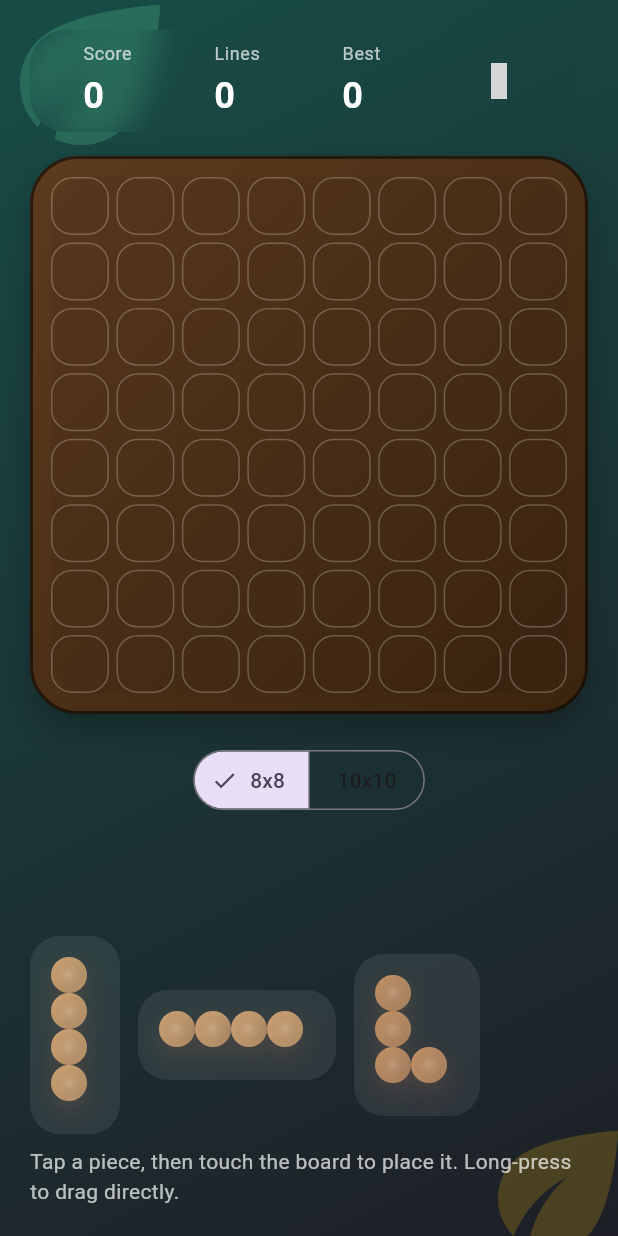
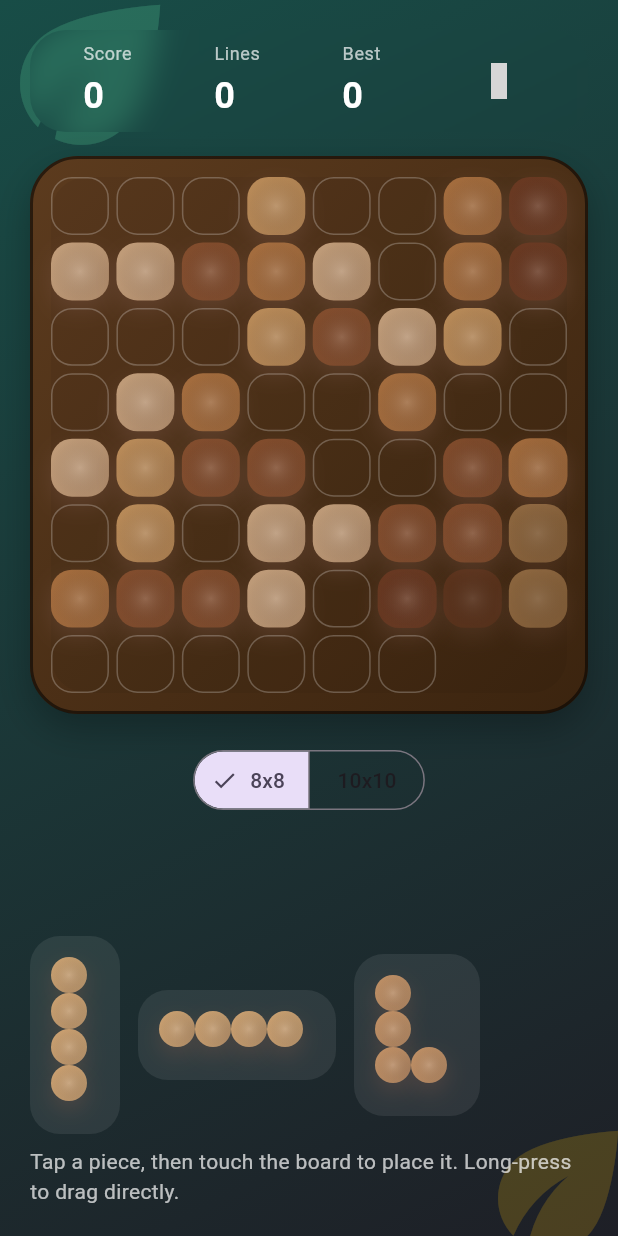
Before and after one commit to bilalcavus/puzzle_game, a Flutter app: the BlockPuzzleGameView screen opened directly, after a tap on an icon or button, on a phone screen of 412 x 824 dp. Run offline on Flutter 3.47's test engine with Material 3 defaults, Android fonts, the phone set to English and light mode, and no system bars; our stand-ins replace audioplayers, flutter_riverpod, iconsax, shared_preferences; accounts and stored records are empty; grey boxes are pictures that could not be loaded.

Commit message:
game board loading animation

```diff
--- a/lib/providers/block_puzzle_provider.dart
+++ b/lib/providers/block_puzzle_provider.dart
@@ -23,6 +23,7 @@ class BlockPuzzleState {
   const BlockPuzzleState({
     required this.size,
     required this.filledCells,
+    required this.seedIndices,
     required this.availablePieces,
     required this.selectedPieceId,
     required this.score,
@@ -33,10 +34,12 @@ class BlockPuzzleState {
     required this.showParticleBurst,
     required this.pulseBoard,
     required this.showInvalidPlacement,
+    required this.seedIntroPlayed,
   });
 
   final int size;
   final Map<int, Color> filledCells;
+  final Set<int> seedIndices;
   final List<PieceModel> availablePieces;
   final String? selectedPieceId;
   final int score;
@@ -47,6 +50,7 @@ class BlockPuzzleState {
   final bool showParticleBurst;
   final bool pulseBoard;
   final bool showInvalidPlacement;
+  final bool seedIntroPlayed;
 
   PieceModel? get selectedPiece {
     if (selectedPieceId == null) return null;
@@ -61,6 +65,7 @@ class BlockPuzzleState {
   BlockPuzzleState copyWith({
     int? size,
     Map<int, Color>? filledCells,
+    Set<int>? seedIndices,
     List<PieceModel>? availablePieces,
     Object? selectedPieceId = _selectionSentinel,
     int? score,
@@ -71,10 +76,12 @@ class BlockPuzzleState {
     bool? showParticleBurst,
     bool? pulseBoard,
     bool? showInvalidPlacement,
+    bool? seedIntroPlayed,
   }) {
     return BlockPuzzleState(
       size: size ?? this.size,
       filledCells: filledCells ?? this.filledCells,
+      seedIndices: seedIndices ?? this.seedIndices,
       availablePieces: availablePieces ?? this.availablePieces,
       selectedPieceId: identical(selectedPieceId, _selectionSentinel) ? this.selectedPieceId : selectedPieceId as String?,
       score: score ?? this.score,
@@ -85,13 +92,16 @@ class BlockPuzzleState {
       showParticleBurst: showParticleBurst ?? this.showParticleBurst,
       pulseBoard: pulseBoard ?? this.pulseBoard,
       showInvalidPlacement: showInvalidPlacement ?? this.showInvalidPlacement,
+      seedIntroPlayed: seedIntroPlayed ?? this.seedIntroPlayed,
     );
   }
 
   factory BlockPuzzleState.initial({int size = 8}) {
+    final initialCells = _generateInitialFilledCells(size);
     return BlockPuzzleState(
       size: size,
-      filledCells: <int, Color>{},
+      filledCells: initialCells,
+      seedIndices: Set<int>.unmodifiable(initialCells.keys.toSet()),
       availablePieces: generateRandomPieces(),
       selectedPieceId: null,
       score: 0,
@@ -102,6 +112,7 @@ class BlockPuzzleState {
       showParticleBurst: false,
       pulseBoard: false,
       showInvalidPlacement: false,
+      seedIntroPlayed: false,
     );
   }
 }
@@ -114,6 +125,7 @@ class BlockPuzzleNotifier extends StateNotifier<BlockPuzzleState> {
   final Ref _ref;
   static const _stateKey = 'block_puzzle_state';
   static const _bestKey = 'block_puzzle_best';
+  static const _seedVersion = 1;
 
   Timer? _perfectTimer;
   Timer? _particleTimer;
@@ -131,6 +143,12 @@ class BlockPuzzleNotifier extends StateNotifier<BlockPuzzleState> {
     try {
       final decoded = jsonDecode(raw) as Map<String, dynamic>;
       final size = decoded['size'] as int? ?? 8;
+      final savedSeedVersion = decoded['seedVersion'] as int? ?? 0;
+      if (savedSeedVersion < _seedVersion) {
+        state = BlockPuzzleState.initial(size: size).copyWith(bestScore: best);
+        await _persistState();
+        return;
+      }
       final filledMap = <int, Color>{};
       final filledRaw = (decoded['filled'] as Map?) ?? {};
       filledRaw.forEach((key, value) {
@@ -139,6 +157,19 @@ class BlockPuzzleNotifier extends StateNotifier<BlockPuzzleState> {
           filledMap[index] = Color(value as int);
         }
       });
+      final seedsRaw = decoded['seed'] as List<dynamic>? ?? const [];
+      final seedIndices = <int>{};
+      for (final entry in seedsRaw) {
+        if (entry is int) {
+          seedIndices.add(entry);
+        } else {
+          final parsed = int.tryParse(entry.toString());
+          if (parsed != null) {
+            seedIndices.add(parsed);
+          }
+        }
+      }
+      final seedIntroPlayed = decoded['seedIntroPlayed'] as bool? ?? true;
       final piecesRaw = (decoded['pieces'] as List<dynamic>? ?? <dynamic>[])
           .map((e) => PieceModel.fromJson(e as String))
           .toList();
@@ -147,6 +178,7 @@ class BlockPuzzleNotifier extends StateNotifier<BlockPuzzleState> {
       state = BlockPuzzleState(
         size: size,
         filledCells: filledMap,
+        seedIndices: Set<int>.unmodifiable(seedIndices.isEmpty ? filledMap.keys.toSet() : seedIndices),
         availablePieces: piecesRaw.isEmpty ? generateRandomPieces() : piecesRaw,
         selectedPieceId: selected,
         score: score,
@@ -157,6 +189,7 @@ class BlockPuzzleNotifier extends StateNotifier<BlockPuzzleState> {
         showParticleBurst: false,
         pulseBoard: false,
         showInvalidPlacement: false,
+        seedIntroPlayed: seedIntroPlayed,
       );
     } catch (_) {
       state = state.copyWith(bestScore: best);
@@ -172,6 +205,9 @@ class BlockPuzzleNotifier extends StateNotifier<BlockPuzzleState> {
       'lines': state.totalLinesCleared,
       'filled': state.filledCells.map((key, value) => MapEntry(key.toString(), value.toARGB32())),
       'pieces': state.availablePieces.map((piece) => piece.toJson()).toList(),
+      'seedVersion': _seedVersion,
+      'seed': state.seedIndices.toList(),
+      'seedIntroPlayed': state.seedIntroPlayed,
     };
     await prefs.setString(_stateKey, jsonEncode(map));
     await prefs.setInt(_bestKey, state.bestScore);
@@ -382,6 +418,12 @@ class BlockPuzzleNotifier extends StateNotifier<BlockPuzzleState> {
     restart(size: newSize);
   }
 
+  void markSeedIntroPlayed() {
+    if (state.seedIntroPlayed) return;
+    state = state.copyWith(seedIntroPlayed: true);
+    _persistState();
+  }
+
   void _handleGameOver(int score, int linesCleared) {
     final entry = BlockLeaderboardEntry(
       name: 'Blocker',
@@ -416,3 +458,61 @@ class _ClearResult {
   final Map<int, Color> cells;
   final int linesCleared;
 }
+
+const List<Color> _seedBoardColors = [
+  Color(0xFFB37744),
+  Color(0xFFCB9A63),
+  Color(0xFF8B5130),
+  Color(0xFF6E3A23),
+  Color(0xFFD4AF8A),
+];
+
+Map<int, Color> _generateInitialFilledCells(int size) {
+  if (size <= 0) return {};
+  final total = size * size;
+  final random = Random(DateTime.now().millisecondsSinceEpoch);
+  final empties = <int>{};
+
+  void markEmpty(int row, int col) {
+    if (row < 0 || col < 0 || row >= size || col >= size) return;
+    empties.add(row * size + col);
+  }
+
+  for (var row = 0; row < size; row++) {
+    final col = random.nextInt(size);
+    markEmpty(row, col);
+    if (random.nextBool()) {
+      markEmpty(row, (col + 1) % size);
+    }
+  }
+
+  for (var col = 0; col < size; col++) {
+    final row = random.nextInt(size);
+    markEmpty(row, col);
+    if (random.nextBool()) {
+      markEmpty((row + 1) % size, col);
+    }
+  }
+
+  final targetEmpty = max((total * 0.4).round(), size * 3);
+  while (empties.length < targetEmpty) {
+    final index = random.nextInt(total);
+    final row = index ~/ size;
+    final col = index % size;
+    markEmpty(row, col);
+    if (random.nextBool()) {
+      markEmpty(row, (col + 1) % size);
+    }
+    if (random.nextInt(3) == 0) {
+      markEmpty((row + 1) % size, col);
+    }
+  }
+
+  final cells = <int, Color>{};
+  for (var index = 0; index < total; index++) {
+    if (empties.contains(index)) continue;
+    cells[index] = _seedBoardColors[random.nextInt(_seedBoardColors.length)];
+  }
+
+  return cells;
+}
--- a/lib/views/home/home_view.dart
+++ b/lib/views/home/home_view.dart
@@ -1,13 +1,15 @@
 import 'package:flutter/material.dart';
+import 'package:flutter_riverpod/flutter_riverpod.dart';
 
 import '../../views/block_puzzle/block_puzzle_view.dart';
+import '../../providers/block_puzzle_provider.dart';
 import '../game/game_view.dart';
 
-class HomeView extends StatelessWidget {
+class HomeView extends ConsumerWidget {
   const HomeView({super.key});
 
   @override
-  Widget build(BuildContext context) {
+  Widget build(BuildContext context, WidgetRef ref) {
     return Scaffold(
       body: SafeArea(
         child: ListView(
@@ -39,9 +41,12 @@ class HomeView extends StatelessWidget {
               description: 'Drag wooden pieces onto a jungle board, clear rows for sparkles, and chase the perfect combo.',
               color: Colors.teal,
               icon: Icons.crop_square,
-              onPressed: () => Navigator.of(context).push(
-                MaterialPageRoute(builder: (_) => const BlockPuzzleGameView()),
-              ),
+              onPressed: () {
+                ref.read(blockPuzzleProvider.notifier).restart();
+                Navigator.of(context).push(
+                  MaterialPageRoute(builder: (_) => const BlockPuzzleGameView()),
+                );
+              },
             ),
           ],
         ),
--- a/lib/widgets/block/game_board.dart
+++ b/lib/widgets/block/game_board.dart
@@ -1,3 +1,4 @@
+import 'dart:async';
 import 'dart:math';
 
 import 'package:flutter/material.dart';
@@ -30,10 +31,14 @@ class _BlockGameBoardState extends ConsumerState<BlockGameBoard> {
   int? _hoverCol;
   PieceModel? _hoverPiece;
   bool _hoverValid = false;
+  final Set<int> _seedVisible = <int>{};
+  bool _seedAnimationScheduled = false;
+  int? _seedSignature;
 
   @override
   Widget build(BuildContext context) {
     final state = ref.watch(blockPuzzleProvider);
+    _maybeStartSeedIntro(state);
     final board = SizedBox(
       key: _boardKey,
       width: widget.dimension,
@@ -122,6 +127,57 @@ class _BlockGameBoardState extends ConsumerState<BlockGameBoard> {
     );
   }
 
+  void _maybeStartSeedIntro(BlockPuzzleState state) {
+    final shouldAnimate = !state.seedIntroPlayed && state.seedIndices.isNotEmpty;
+    if (!shouldAnimate) {
+      if (_seedVisible.isNotEmpty) {
+        setState(() {
+          _seedVisible.clear();
+        });
+      }
+      _seedAnimationScheduled = false;
+      _seedSignature = null;
+      return;
+    }
+    final orderedSeeds = state.seedIndices.toList()
+      ..sort((a, b) {
+        final size = state.size;
+        final ar = a ~/ size;
+        final ac = a % size;
+        final br = b ~/ size;
+        final bc = b % size;
+        final aScore = ar + ac;
+        final bScore = br + bc;
+        final scoreCompare = aScore.compareTo(bScore);
+        if (scoreCompare != 0) return scoreCompare;
+        final diagCompare = (ar - ac).abs().compareTo((br - bc).abs());
+        if (diagCompare != 0) return diagCompare;
+        return ar.compareTo(br);
+      });
+    final signature = Object.hashAll(orderedSeeds);
+    if (_seedAnimationScheduled && _seedSignature == signature) {
+      return;
+    }
+    _seedAnimationScheduled = true;
+    _seedSignature = signature;
+    _seedVisible.clear();
+    for (var i = 0; i < orderedSeeds.length; i++) {
+      final delay = Duration(milliseconds: 28 * i);
+      Future.delayed(delay, () {
+        if (!mounted) return;
+        setState(() {
+          _seedVisible.add(orderedSeeds[i]);
+        });
+        if (i == orderedSeeds.length - 1) {
+          Future.delayed(const Duration(milliseconds: 360), () {
+            if (!mounted) return;
+            ref.read(blockPuzzleProvider.notifier).markSeedIntroPlayed();
+          });
+        }
+      });
+    }
+  }
+
   Widget _buildGrid(BuildContext context, BlockPuzzleState state) {
     final cellSize = _cellSize(state.size);
     final previewCells = _previewCells(state);
@@ -161,7 +217,9 @@ class _BlockGameBoardState extends ConsumerState<BlockGameBoard> {
             final col = index % state.size;
             final color = state.colorAt(row, col);
             final isPreviewCell = previewCells.contains(index);
-            return Stack(
+            final isSeedCell = state.seedIndices.contains(index);
+            final seedVisible = state.seedIntroPlayed || _seedVisible.contains(index);
+            Widget tile = Stack(
               alignment: Alignment.center,
               children: [
                 BlockTile(
@@ -185,6 +243,20 @@ class _BlockGameBoardState extends ConsumerState<BlockGameBoard> {
                   ),
               ],
             );
+            if (isSeedCell && !state.seedIntroPlayed) {
+              tile = AnimatedOpacity(
+                opacity: seedVisible ? 1 : 0,
+                duration: const Duration(milliseconds: 220),
+                curve: Curves.easeOut,
+                child: AnimatedScale(
+                  scale: seedVisible ? 1 : 0.7,
+                  duration: const Duration(milliseconds: 240),
+                  curve: Curves.easeOutBack,
+                  child: tile,
+                ),
+              );
+            }
+            return tile;
           },
         ),
       ),
```
